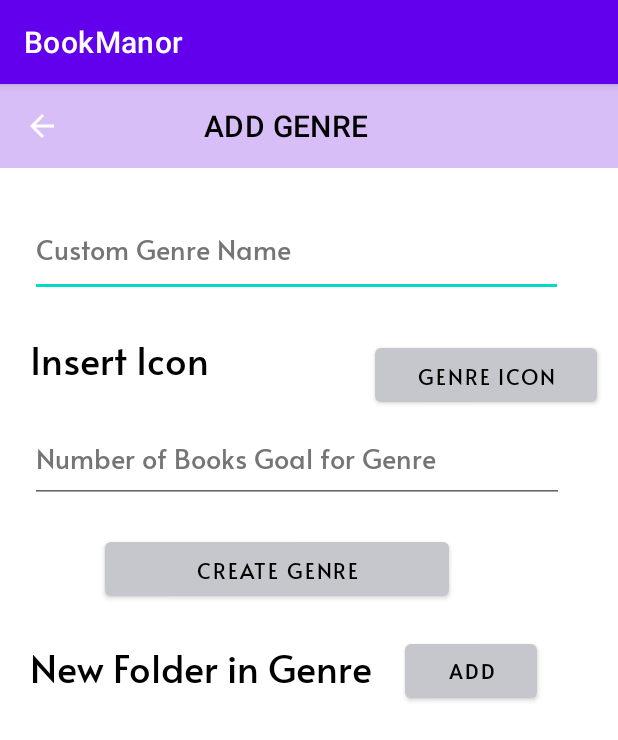
After one commit to Roxanne-oss/BookManor2, an Android app: the AddGenres screen opened directly, with no data from a screen before it, on a phone screen of 412 x 824 dp. The commit adds this screen. Shown: the top 740 px of the screen. Run offline under Robolectric (Android 15) with nearby library versions, the phone set to English and light mode, and no system bars.

Commit message:
genre views

```diff
--- a/app/src/main/AndroidManifest.xml
+++ b/app/src/main/AndroidManifest.xml
@@ -12,6 +12,9 @@
         android:roundIcon="@mipmap/ic_launcher_round"
         android:supportsRtl="true"
         android:theme="@style/Theme.BookManor">
+        <activity
+            android:name=".AddGenres"
+            android:exported="false" />
         <activity
             android:name=".Dashboard"
             android:exported="false" />
--- /dev/null
+++ b/app/src/main/java/za/ac/bookmanor/AddGenres.java
@@ -0,0 +1,14 @@
+package za.ac.bookmanor;
+
+import androidx.appcompat.app.AppCompatActivity;
+
+import android.os.Bundle;
+
+public class AddGenres extends AppCompatActivity {
+
+    @Override
+    protected void onCreate(Bundle savedInstanceState) {
+        super.onCreate(savedInstanceState);
+        setContentView(R.layout.activity_add_genres);
+    }
+}
--- /dev/null
+++ b/app/src/main/res/layout/activity_add_genres.xml
@@ -0,0 +1,150 @@
+<?xml version="1.0" encoding="utf-8"?>
+<androidx.constraintlayout.widget.ConstraintLayout xmlns:android="http://schemas.android.com/apk/res/android"
+    xmlns:app="http://schemas.android.com/apk/res-auto"
+    xmlns:tools="http://schemas.android.com/tools"
+    android:layout_width="match_parent"
+    android:layout_height="match_parent"
+    tools:context=".AddGenres" >
+
+    <ScrollView
+        android:layout_width="match_parent"
+        android:layout_height="match_parent">
+
+        <LinearLayout
+            android:layout_width="match_parent"
+            android:layout_height="wrap_content"
+            android:orientation="vertical">
+
+            <androidx.appcompat.widget.Toolbar
+                android:id="@+id/toolbar3"
+                android:layout_width="match_parent"
+                android:layout_height="wrap_content"
+                android:background="@color/appColor"
+                android:minHeight="?attr/actionBarSize"
+                android:theme="?attr/actionBarTheme"
+                app:fontFamily="@font/alata"
+                app:navigationIcon="?attr/actionModeCloseDrawable"
+                app:title="@string/add_genres"
+                app:titleMargin="10dp"
+                app:titleMarginStart="80dp"
+                app:titleTextColor="@color/black" />
+
+            <LinearLayout
+                android:layout_width="match_parent"
+                android:layout_height="match_parent"
+                android:orientation="vertical">
+
+                <EditText
+                    android:id="@+id/editTextGenreName"
+                    android:layout_width="355dp"
+                    android:layout_height="66dp"
+                    android:layout_marginStart="20dp"
+                    android:layout_marginTop="20dp"
+                    android:layout_weight="1"
+                    android:height="60dp"
+                    android:autofillHints=""
+                    android:ems="10"
+                    android:fontFamily="@font/alata"
+                    android:hint="@string/custom_genre_name"
+                    android:inputType="textPersonName"
+                    android:textColorHint="#757575" />
+
+                <RelativeLayout
+                    android:layout_width="match_parent"
+                    android:layout_height="match_parent"
+                    android:layout_marginTop="20dp"
+                    android:layout_weight="1">
+
+                    <TextView
+                        android:id="@+id/insertIconTextView"
+                        android:layout_width="166dp"
+                        android:layout_height="56dp"
+                        android:layout_marginStart="20dp"
+                        android:fontFamily="@font/alata"
+                        android:text="@string/insert_icon"
+                        android:textColor="@color/black"
+                        android:textSize="25sp" />
+
+                    <Button
+                        android:id="@+id/genreIconButton"
+                        android:layout_width="148dp"
+                        android:layout_height="wrap_content"
+                        android:layout_alignParentBottom="true"
+                        android:layout_marginStart="250dp"
+                        android:layout_marginBottom="6dp"
+                        android:fontFamily="@font/alata"
+                        android:text="@string/genre_icon"
+                        android:textColor="@color/black"
+                        app:backgroundTint="@android:color/system_neutral1_200"
+                        tools:targetApi="s" />
+                </RelativeLayout>
+
+            </LinearLayout>
+
+            <LinearLayout
+                android:layout_width="match_parent"
+                android:layout_height="match_parent"
+                android:orientation="vertical">
+
+                <EditText
+                    android:id="@+id/editTextNumBooks"
+                    android:layout_width="356dp"
+                    android:layout_height="61dp"
+                    android:layout_marginStart="20dp"
+                    android:height="60dp"
+                    android:autofillHints=""
+                    android:ems="10"
+                    android:fontFamily="@font/alata"
+                    android:hint="@string/num_books_hint"
+                    android:inputType="number"
+                    android:textColorHint="#757575" />
+            </LinearLayout>
+
+            <LinearLayout
+                android:layout_width="match_parent"
+                android:layout_height="match_parent"
+                android:orientation="vertical">
+
+                <Button
+                    android:id="@+id/createGenreButton"
+                    android:layout_width="229dp"
+                    android:layout_height="wrap_content"
+                    android:layout_marginStart="70dp"
+                    android:layout_marginTop="20dp"
+                    android:fontFamily="@font/alata"
+                    android:text="@string/create_genre"
+                    android:textColor="@color/black"
+                    app:backgroundTint="@android:color/system_neutral1_200"
+                    tools:targetApi="s" />
+            </LinearLayout>
+
+            <RelativeLayout
+                android:layout_width="match_parent"
+                android:layout_height="match_parent"
+                android:layout_marginTop="20dp">
+
+                <TextView
+                    android:id="@+id/newFolderTextView"
+                    android:layout_width="wrap_content"
+                    android:layout_height="match_parent"
+                    android:layout_marginStart="20dp"
+                    android:fontFamily="@font/alata"
+                    android:text="@string/new_folder_in_genre"
+                    android:textColor="@color/black"
+                    android:textSize="25sp" />
+
+                <Button
+                    android:id="@+id/addFolderInGenreButton"
+                    android:layout_width="wrap_content"
+                    android:layout_height="wrap_content"
+                    android:layout_marginStart="270dp"
+                    android:text="@string/add"
+                    android:textColor="@color/black"
+                    app:backgroundTint="@android:color/system_neutral1_200"
+                    tools:targetApi="s" />
+            </RelativeLayout>
+
+
+        </LinearLayout>
+    </ScrollView>
+</androidx.constraintlayout.widget.ConstraintLayout>
--- a/app/src/main/res/layout/activity_dashboard.xml
+++ b/app/src/main/res/layout/activity_dashboard.xml
@@ -494,7 +494,7 @@
         android:orientation="vertical">
 
         <com.google.android.material.floatingactionbutton.FloatingActionButton
-            android:id="@+id/floatingActionButton9"
+            android:id="@+id/fabAddGenres"
             android:layout_width="wrap_content"
             android:layout_height="wrap_content"
             android:layout_gravity="bottom|right"
--- a/app/src/main/res/layout/activity_view_genres.xml
+++ b/app/src/main/res/layout/activity_view_genres.xml
@@ -29,6 +29,7 @@
                 android:layout_height="0dp"
                 android:orientation="horizontal"
                 app:layout_constraintEnd_toEndOf="parent"
+                app:layout_constraintStart_toStartOf="parent"
                 tools:layout_editor_absoluteY="232dp">
 
             </LinearLayout>
@@ -48,7 +49,7 @@
                 app:layout_constraintStart_toStartOf="parent"
                 app:layout_constraintTop_toTopOf="parent"
                 app:navigationContentDescription="menu_icon"
-                app:navigationIcon="@drawable/ic_menu_icon"
+                app:navigationIcon="?attr/actionModeCloseDrawable"
                 app:popupTheme="@style/Theme.BookManor"
                 app:title="Genres"
                 app:titleMargin="4dp"
@@ -56,9 +57,7 @@
                 app:titleTextAppearance="@style/TextAppearance.AppCompat.Large"
                 app:titleTextColor="#000000" />
 
-            <!--3 BUTTONS-->
 
-            <!--PIE CHART AREA-->
             <LinearLayout
                 android:id="@+id/linearLayout6"
                 android:layout_width="411dp"
@@ -73,7 +72,7 @@
                 app:layout_constraintTop_toBottomOf="@+id/toolbar">
 
                 <androidx.cardview.widget.CardView
-                    android:id="@+id/cardview_1"
+                    android:id="@+id/poetryCardView"
                     android:layout_width="0dp"
                     android:layout_height="match_parent"
                     android:layout_margin="10dp"
@@ -81,7 +80,8 @@
                     android:clickable="true"
                     app:cardBackgroundColor="@color/white"
                     app:cardCornerRadius="10dp"
-                    app:cardElevation="8dp">
+                    app:cardElevation="8dp"
+                    android:focusable="true">
 
                     <RelativeLayout
                         android:layout_width="match_parent"
@@ -124,6 +124,8 @@
 
 
             <!--GENRE BLOCK-->
+
+            <!--GENRE BLOCK-->
             <LinearLayout
                 android:id="@+id/linearLayout4"
                 android:layout_width="411dp"
@@ -133,13 +135,14 @@
                 android:padding="10dp"
                 app:layout_constraintBottom_toBottomOf="parent"
                 app:layout_constraintEnd_toEndOf="parent"
-                app:layout_constraintHorizontal_bias="1.0"
+                app:layout_constraintHorizontal_bias="0.0"
                 app:layout_constraintStart_toStartOf="parent"
                 app:layout_constraintTop_toBottomOf="@+id/linearLayout3"
                 app:layout_constraintVertical_bias="0.0">
 
 
                 <androidx.cardview.widget.CardView
+                    android:id="@+id/fictionCardView"
                     android:layout_width="0dp"
                     android:layout_height="match_parent"
                     android:layout_margin="10dp"
@@ -187,7 +190,6 @@
 
             </LinearLayout>
 
-            <!--GENRE BLOCK-->
             <LinearLayout
                 android:id="@+id/linearLayout5"
                 android:layout_width="411dp"
@@ -203,6 +205,7 @@
 
 
                 <androidx.cardview.widget.CardView
+                    android:id="@+id/romanceCradView"
                     android:layout_width="match_parent"
                     android:layout_height="match_parent"
                     android:layout_margin="10dp"
@@ -262,6 +265,7 @@
                 app:layout_constraintTop_toBottomOf="@+id/linearLayout5">
 
                 <androidx.cardview.widget.CardView
+                    android:id="@+id/comedyCardView"
                     android:layout_width="match_parent"
                     android:layout_height="match_parent"
                     android:layout_margin="10dp"
@@ -325,12 +329,13 @@
         android:orientation="vertical">
 
         <com.google.android.material.floatingactionbutton.FloatingActionButton
-            android:id="@+id/floatingActionButton9"
+            android:id="@+id/fabAddGenres"
             android:layout_width="wrap_content"
             android:layout_height="wrap_content"
             android:layout_gravity="bottom|right"
             android:layout_margin="10dp"
             android:clickable="true"
+            android:contentDescription="@string/add_genres"
             android:keepScreenOn="true"
             app:backgroundTint="@color/appColor"
             app:srcCompat="@android:drawable/ic_input_add"
--- a/app/src/main/res/values/strings.xml
+++ b/app/src/main/res/values/strings.xml
@@ -28,4 +28,13 @@
     <string name="fiction">FICTION</string>
     <string name="romance">ROMANCE</string>
     <string name="comedy">COMEDY</string>
+    <string name="add_genres">ADD GENRE</string>
+    <string name="custom_genre_name">Custom Genre Name</string>
+    <string name="insert_icon">Insert Icon</string>
+    <string name="genre_icon">Genre Icon</string>
+    <string name="num_books_hint">Number of Books Goal for Genre</string>
+    <string name="create_genre">Create Genre</string>
+
+    <string name="new_folder_in_genre">New Folder in Genre</string>
+    <string name="add">Add</string>
 </resources>
```
Also changed, not shown: app/src/main/res/drawable-v24/back_icon.png (deleted).
